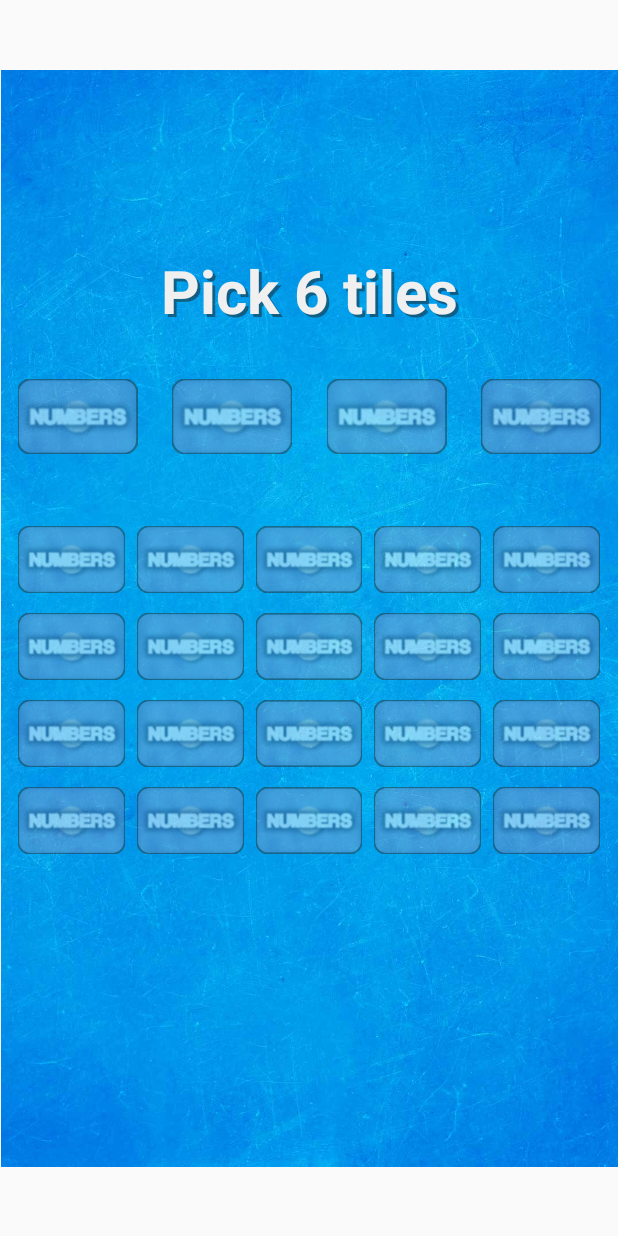
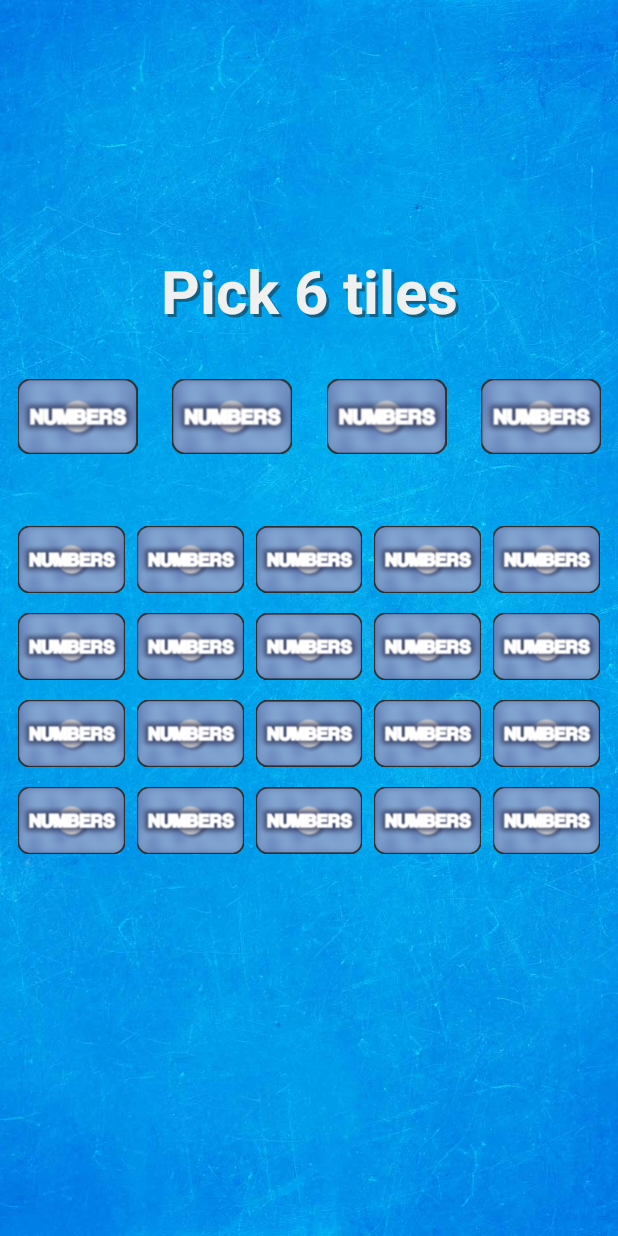
Before and after one commit to PenneySoft/Numbers-Round, an Android app: the screen it shows after launch (MainActivity), on a phone screen of 412 x 824 dp. Run offline under Robolectric (Android 15) with nearby library versions, the phone set to English and light mode, and no system bars.

Commit message:
4th upload.
Pics and textviews. Branched.
Background position and size fixed.

All tiles and text workign eventually, keep emulating.

Making picker screen buttons.

Buttons basically assembled.

Writing the code for the number picking screen first.

```diff
--- a/app/src/main/java/com/Dev13B/NumbersRound/MainActivity.java
+++ b/app/src/main/java/com/Dev13B/NumbersRound/MainActivity.java
@@ -4,18 +4,48 @@ import android.media.Image;
 import android.support.v7.app.AppCompatActivity;
 import android.os.Bundle;
 import android.view.View;
+import android.view.ViewGroup;
 import android.widget.ImageView;
 import android.widget.Toast;
 
 public class MainActivity extends AppCompatActivity {
 
-    /*
-    public void introToast(){
+        // Make all mystery tiles 50% transparent
+    public void refreshPicker(View view){
 
-        Toast.makeText(getApplicationContext(), "Hello, Android!", Toast.LENGTH_LONG).show();
+        // All change smallNum, bigNum and totalNum to 0 ?
+
+        ViewGroup bigVG = (ViewGroup)findViewById(R.id.pickerScreen);
+        bigVG.setVisibility(View.VISIBLE);
+
+        bigVG = (ViewGroup)findViewById(R.id.bigBacking);
+        for (int i=0; i<bigVG.getChildCount(); i++) {
+            bigVG.getChildAt(i).setAlpha(0.5f);
+        }
+
+        bigVG = (ViewGroup)findViewById(R.id.smallRow0);
+        for (int i=0; i<bigVG.getChildCount(); i++) {
+            bigVG.getChildAt(i).setAlpha(0.5f);
+        }
+
+        bigVG = (ViewGroup)findViewById(R.id.smallRow1);
+        for (int i=0; i<bigVG.getChildCount(); i++) {
+            bigVG.getChildAt(i).setAlpha(0.5f);
+        }
+
+        bigVG = (ViewGroup)findViewById(R.id.smallRow2);
+        for (int i=0; i<bigVG.getChildCount(); i++) {
+            bigVG.getChildAt(i).setAlpha(0.5f);
+        }
+
+        bigVG = (ViewGroup)findViewById(R.id.smallRow3);
+        for (int i=0; i<bigVG.getChildCount(); i++) {
+            bigVG.getChildAt(i).setAlpha(0.5f);
+        }
+
 
     }
-    */
+
 
 
     @Override
@@ -23,7 +53,7 @@ public class MainActivity extends AppCompatActivity {
         super.onCreate(savedInstanceState);
         setContentView(R.layout.activity_main);
 
-        // introToast();
+
 
     }
 
--- a/app/src/main/res/layout/activity_main.xml
+++ b/app/src/main/res/layout/activity_main.xml
@@ -13,10 +13,9 @@
 
     <ImageView
         android:id="@+id/backgroundIV"
-        android:layout_width="411dp"
-        android:layout_height="731dp"
-        android:layout_marginLeft="4dp"
-        android:layout_marginRight="4dp"
+        android:layout_width="match_parent"
+        android:layout_height="match_parent"
+        android:scaleType="centerCrop"
         app:layout_constraintBottom_toBottomOf="parent"
         app:layout_constraintEnd_toEndOf="parent"
         app:layout_constraintStart_toStartOf="parent"
@@ -27,7 +26,8 @@
     <android.support.constraint.ConstraintLayout
         android:id="@+id/pickerScreen"
         android:layout_width="match_parent"
-        android:layout_height="match_parent">
+        android:layout_height="match_parent"
+        android:visibility="visible">
 
         <TextView
             android:id="@+id/pickerTitleShadow"
@@ -59,7 +59,6 @@
             android:id="@+id/wholeTilesGrid"
             android:layout_width="match_parent"
             android:layout_height="wrap_content"
-            android:alpha="0.5"
             app:layout_constraintBottom_toBottomOf="parent"
             app:layout_constraintTop_toTopOf="parent">
 
@@ -74,6 +73,7 @@
                     android:id="@+id/big0"
                     android:layout_width="0dp"
                     android:layout_height="0dp"
+                    android:onClick="refreshPicker"
                     app:layout_constraintBottom_toBottomOf="parent"
                     app:layout_constraintEnd_toStartOf="@+id/big1"
                     app:layout_constraintHorizontal_bias="0.5"
@@ -85,6 +85,7 @@
                     android:id="@+id/big1"
                     android:layout_width="0dp"
                     android:layout_height="0dp"
+                    android:onClick="refreshPicker"
                     app:layout_constraintBottom_toBottomOf="parent"
                     app:layout_constraintEnd_toStartOf="@+id/big2"
                     app:layout_constraintHorizontal_bias="0.5"
@@ -96,6 +97,7 @@
                     android:id="@+id/big2"
                     android:layout_width="0dp"
                     android:layout_height="0dp"
+                    android:onClick="refreshPicker"
                     app:layout_constraintBottom_toBottomOf="parent"
                     app:layout_constraintEnd_toStartOf="@+id/big3"
                     app:layout_constraintHorizontal_bias="0.5"
@@ -107,6 +109,7 @@
                     android:id="@+id/big3"
                     android:layout_width="0dp"
                     android:layout_height="0dp"
+                    android:onClick="refreshPicker"
                     app:layout_constraintBottom_toBottomOf="parent"
                     app:layout_constraintEnd_toEndOf="parent"
                     app:layout_constraintHorizontal_bias="0.5"
@@ -269,58 +272,58 @@
                     app:layout_constraintTop_toBottomOf="@+id/smallRow1">
 
                     <ImageView
-                        android:id="@+id/imageView41"
+                        android:id="@+id/small10"
                         android:layout_width="0dp"
                         android:layout_height="match_parent"
                         android:layout_marginLeft="4dp"
                         android:layout_marginRight="4dp"
-                        app:layout_constraintEnd_toStartOf="@+id/imageView40"
+                        app:layout_constraintEnd_toStartOf="@+id/small12"
+                        app:layout_constraintHorizontal_bias="0.5"
+                        app:layout_constraintStart_toEndOf="@+id/small14"
+                        app:srcCompat="@drawable/tilebacking" />
+
+                    <ImageView
+                        android:id="@+id/small11"
+                        android:layout_width="0dp"
+                        android:layout_height="match_parent"
+                        android:layout_marginLeft="4dp"
+                        android:layout_marginRight="4dp"
+                        app:layout_constraintEnd_toStartOf="@+id/small13"
                         app:layout_constraintHorizontal_bias="0.5"
                         app:layout_constraintStart_toStartOf="parent"
                         app:srcCompat="@drawable/tilebacking" />
 
                     <ImageView
-                        android:id="@+id/imageView40"
-                        android:layout_width="0dp"
-                        android:layout_height="match_parent"
-                        android:layout_marginLeft="4dp"
-                        android:layout_marginRight="4dp"
-                        app:layout_constraintEnd_toStartOf="@+id/imageView42"
-                        app:layout_constraintHorizontal_bias="0.5"
-                        app:layout_constraintStart_toEndOf="@+id/imageView41"
-                        app:srcCompat="@drawable/tilebacking" />
-
-                    <ImageView
-                        android:id="@+id/imageView44"
+                        android:id="@+id/small12"
                         android:layout_width="0dp"
                         android:layout_height="match_parent"
                         android:layout_marginLeft="4dp"
                         android:layout_marginRight="4dp"
                         app:layout_constraintEnd_toEndOf="parent"
                         app:layout_constraintHorizontal_bias="0.5"
-                        app:layout_constraintStart_toEndOf="@+id/imageView43"
+                        app:layout_constraintStart_toEndOf="@+id/small10"
                         app:srcCompat="@drawable/tilebacking" />
 
                     <ImageView
-                        android:id="@+id/imageView42"
+                        android:id="@+id/small13"
                         android:layout_width="0dp"
                         android:layout_height="match_parent"
                         android:layout_marginLeft="4dp"
                         android:layout_marginRight="4dp"
-                        app:layout_constraintEnd_toStartOf="@+id/imageView43"
+                        app:layout_constraintEnd_toStartOf="@+id/small14"
                         app:layout_constraintHorizontal_bias="0.5"
-                        app:layout_constraintStart_toEndOf="@+id/imageView40"
+                        app:layout_constraintStart_toEndOf="@+id/small11"
                         app:srcCompat="@drawable/tilebacking" />
 
                     <ImageView
-                        android:id="@+id/imageView43"
+                        android:id="@+id/small14"
                         android:layout_width="0dp"
                         android:layout_height="match_parent"
                         android:layout_marginLeft="4dp"
                         android:layout_marginRight="4dp"
-                        app:layout_constraintEnd_toStartOf="@+id/imageView44"
+                        app:layout_constraintEnd_toStartOf="@+id/small10"
                         app:layout_constraintHorizontal_bias="0.5"
-                        app:layout_constraintStart_toEndOf="@+id/imageView42"
+                        app:layout_constraintStart_toEndOf="@+id/small13"
                         app:srcCompat="@drawable/tilebacking" />
 
                 </android.support.constraint.ConstraintLayout>
@@ -337,58 +340,58 @@
                     app:layout_constraintTop_toBottomOf="@+id/smallRow2">
 
                     <ImageView
-                        android:id="@+id/imageView46"
+                        android:id="@+id/small15"
                         android:layout_width="0dp"
                         android:layout_height="match_parent"
                         android:layout_marginLeft="4dp"
                         android:layout_marginRight="4dp"
-                        app:layout_constraintEnd_toStartOf="@+id/imageView45"
+                        app:layout_constraintEnd_toStartOf="@+id/small16"
                         app:layout_constraintHorizontal_bias="0.5"
                         app:layout_constraintStart_toStartOf="parent"
                         app:srcCompat="@drawable/tilebacking" />
 
                     <ImageView
-                        android:id="@+id/imageView45"
+                        android:id="@+id/small16"
                         android:layout_width="0dp"
                         android:layout_height="match_parent"
                         android:layout_marginLeft="4dp"
                         android:layout_marginRight="4dp"
-                        app:layout_constraintEnd_toStartOf="@+id/imageView47"
+                        app:layout_constraintEnd_toStartOf="@+id/small17"
                         app:layout_constraintHorizontal_bias="0.5"
-                        app:layout_constraintStart_toEndOf="@+id/imageView46"
+                        app:layout_constraintStart_toEndOf="@+id/small15"
                         app:srcCompat="@drawable/tilebacking" />
 
                     <ImageView
-                        android:id="@+id/imageView47"
+                        android:id="@+id/small17"
                         android:layout_width="0dp"
                         android:layout_height="match_parent"
                         android:layout_marginLeft="4dp"
                         android:layout_marginRight="4dp"
-                        app:layout_constraintEnd_toStartOf="@+id/imageView48"
+                        app:layout_constraintEnd_toStartOf="@+id/small18"
                         app:layout_constraintHorizontal_bias="0.5"
-                        app:layout_constraintStart_toEndOf="@+id/imageView45"
+                        app:layout_constraintStart_toEndOf="@+id/small16"
                         app:srcCompat="@drawable/tilebacking" />
 
                     <ImageView
-                        android:id="@+id/imageView48"
+                        android:id="@+id/small18"
                         android:layout_width="0dp"
                         android:layout_height="match_parent"
                         android:layout_marginLeft="4dp"
                         android:layout_marginRight="4dp"
-                        app:layout_constraintEnd_toStartOf="@+id/imageView49"
+                        app:layout_constraintEnd_toStartOf="@+id/small19"
                         app:layout_constraintHorizontal_bias="0.5"
-                        app:layout_constraintStart_toEndOf="@+id/imageView47"
+                        app:layout_constraintStart_toEndOf="@+id/small17"
                         app:srcCompat="@drawable/tilebacking" />
 
                     <ImageView
-                        android:id="@+id/imageView49"
+                        android:id="@+id/small19"
                         android:layout_width="0dp"
                         android:layout_height="match_parent"
                         android:layout_marginLeft="4dp"
                         android:layout_marginRight="4dp"
                         app:layout_constraintEnd_toEndOf="parent"
                         app:layout_constraintHorizontal_bias="0.5"
-                        app:layout_constraintStart_toEndOf="@+id/imageView48"
+                        app:layout_constraintStart_toEndOf="@+id/small18"
                         app:srcCompat="@drawable/tilebacking" />
 
                 </android.support.constraint.ConstraintLayout>
```
